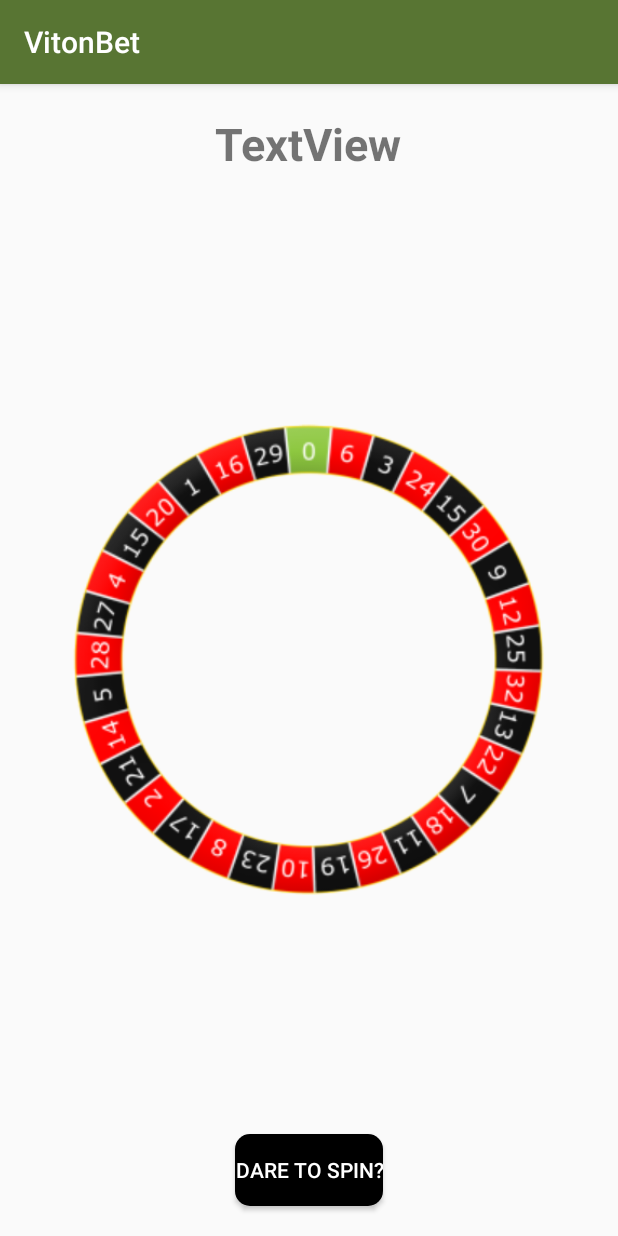
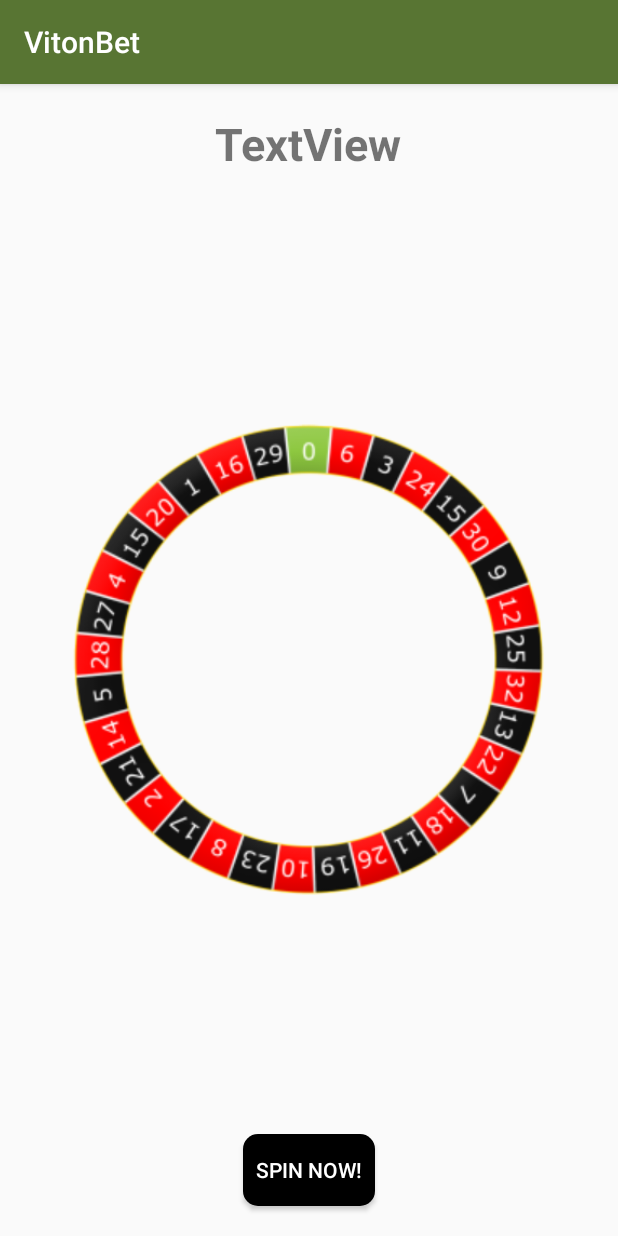
Before and after one commit to GabrielGrimberg/VitonBet, an Android app: the CasinoActivity screen opened directly, with no data from a screen before it, on a phone screen of 412 x 824 dp. Run offline under Robolectric (Android 15) with nearby library versions, the phone set to English and light mode, and no system bars.

Commit message:
VSC - Zan Add

```diff
--- a/VitonBet/app/src/main/res/layout/activity_casino.xml
+++ b/VitonBet/app/src/main/res/layout/activity_casino.xml
@@ -14,7 +14,7 @@
         android:layout_centerHorizontal="true"
         android:layout_marginBottom="20dp"
         android:background="@drawable/rounded_shapebtn"
-        android:text="Dare to Spin?"
+        android:text="Spin Now!"
         android:textColor="#FFFFFF" />
 
     <TextView
```
